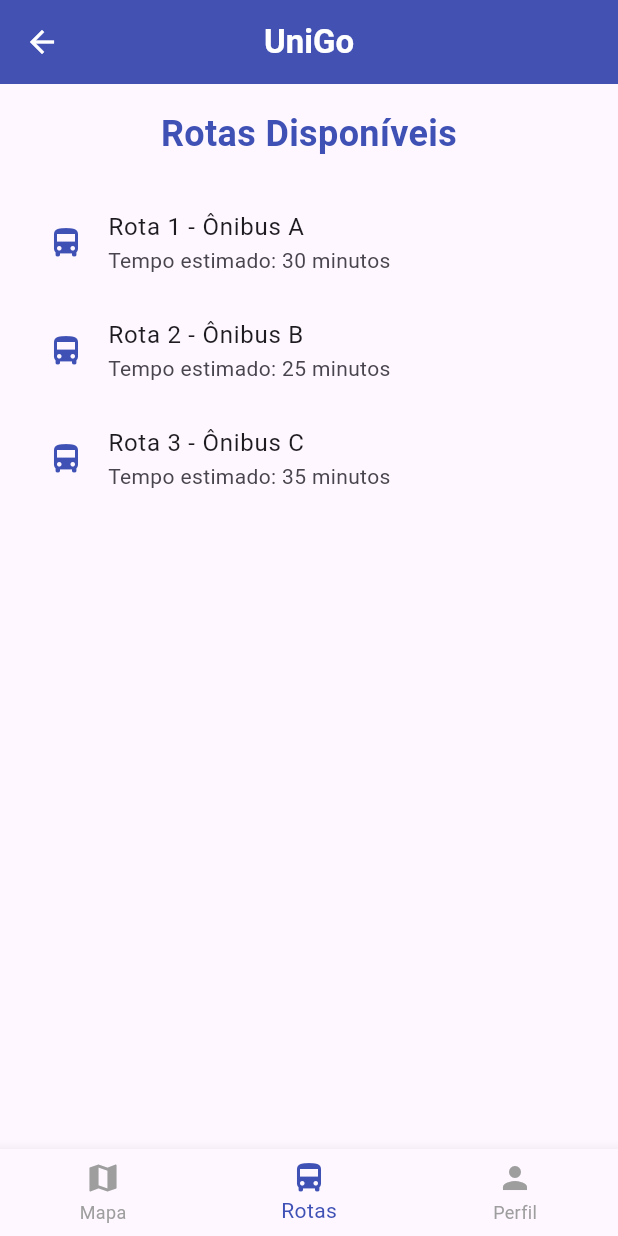
After one commit to Augusto-Junior12/Projeto-mobile, a Flutter app: the TelaHome screen opened directly, item 2 of the bottom bar chosen, after a tap on "Rota 1 - Ônibus A", on a phone screen of 412 x 824 dp. The commit adds this screen. Run offline on Flutter 3.47's test engine with Material 3 defaults, Android fonts, the phone set to English and light mode, and no system bars; network calls fail.

Commit message:
Adicionando tela de rotas e aprimorando sistema para mudar de aba pelo menu inferior

```diff
--- a/lib/main.dart
+++ b/lib/main.dart
@@ -1,5 +1,4 @@
 import 'package:flutter/material.dart';
-import 'package:projeto_app/telas/telaHome.dart';
 import 'package:projeto_app/telas/telaLogin.dart';
 
 void main() {
--- a/lib/telas/telaHome.dart
+++ b/lib/telas/telaHome.dart
@@ -1,4 +1,6 @@
 import 'package:flutter/material.dart';
+import 'package:projeto_app/telas/telaMapa.dart';
+import 'package:projeto_app/telas/telaRotas.dart';
 
 // 1. Mudamos para StatefulWidget para o menu poder interagir
 class TelaHome extends StatefulWidget {
@@ -11,6 +13,30 @@ class TelaHome extends StatefulWidget {
 class _TelaHomeState extends State<TelaHome> {
   // 2. Criamos uma variável para guardar qual aba está selecionada (começa no 0, que é a primeira)
   int _abaSelecionada = 0;
+
+  Widget _getTelaSelecionada() {
+    // Essa função retorna a tela que deve ser mostrada de acordo com a aba selecionada
+    switch (_abaSelecionada) {
+      case 0:
+        return const TelaMapa(); // Tela do mapa
+      case 1:
+        return const TelaRotas(); // Tela das rotas
+      case 2:
+        return const Center(
+          child: Text(
+            'Perfil do Estudante',
+            style: TextStyle(fontSize: 24, fontWeight: FontWeight.bold),
+          ),
+        ); // Tela de perfil (ainda sem conteúdo)
+      default:
+        return const Center(
+          child: Text(
+            'Tela não encontrada',
+            style: TextStyle(fontSize: 24, fontWeight: FontWeight.bold),
+          ),
+        ); // Caso algo dê errado, mostra uma mensagem de erro
+    }
+  }
 
   @override
   Widget build(BuildContext context) {
@@ -29,94 +55,7 @@ class _TelaHomeState extends State<TelaHome> {
         elevation: 4, // Adiciona uma leve sombra embaixo do AppBar
       ),
 
-      body: Padding(
-        padding: const EdgeInsets.all(
-          16.0,
-        ), // Adiciona um pouco de espaço ao redor do conteúdo
-
-        child: Column(
-          crossAxisAlignment: CrossAxisAlignment
-              .stretch, // Estica o conteúdo para ocupar toda a largura disponível
-          children: [
-
-            const Text(
-              'Olá, estudante!',
-              style: TextStyle(
-                fontSize: 24,
-                fontWeight: FontWeight.bold,
-                color: Colors
-                    .indigo, // Deixa o texto do título com a mesma cor do AppBar
-              ),
-              textAlign: TextAlign.center, // Centraliza o texto
-            ),
-
-            const SizedBox(
-              height: 20,
-            ), // Adiciona um espaço entre o título e o conteúdo
-
-            const Text(
-              'Encontre a rota mais rápida para a faculdade.',
-              style: TextStyle(
-                fontSize: 16,
-                color: Colors
-                    .black87, // Deixa o texto com uma cor mais suave para leitura
-              ),
-              textAlign: TextAlign.center, // Centraliza o texto
-            ),
-
-            const SizedBox(
-              height: 30,
-            ), // Adiciona um espaço entre o texto e o campo
-
-            TextField(
-              decoration: InputDecoration(
-                labelText:
-                    'Digite sua localização atual', // Texto de dica para o usuário
-                border: OutlineInputBorder(
-                  borderRadius: BorderRadius.circular(
-                    8,
-                  ), // Deixa as bordas do campo arredondadas
-                ),
-                prefixIcon: const Icon(
-                  Icons.location_on,
-                ), // Adiciona um ícone de localização no início do campo
-              ),
-            ),
-
-            const SizedBox(
-              height: 20,
-            ), // Adiciona um espaço entre o campo de texto e o mapa
-
-            // O Mapa
-            Expanded(
-              child: Container(
-                decoration: BoxDecoration(
-                  color: Colors.blue[100], // Cor de fundo
-                  borderRadius: BorderRadius.circular(
-                    16,
-                  ), // Deixa as bordas do mapa arredondadas
-                  image: const DecorationImage(
-                    image: NetworkImage(
-                        'https://tile.openstreetmap.org/14/6504/8691.png'), // URL de Aracaju
-                    fit: BoxFit.cover, // Faz a imagem cobrir todo o espaço
-                    opacity: 0.8, // Deixa a imagem um pouco transparente
-                  ),
-                ),
-
-                child: const Center(
-                  child: Icon(
-                    Icons.location_on,
-                    size: 48,
-                    color: Colors.indigo, // Cor do ícone
-                  ),
-                ),
-
-              ),
-            ),
-
-          ],
-        ),
-      ),
+      body: _getTelaSelecionada(), // Mostra a tela de acordo com a aba selecionada
 
       // 3. A mágica acontece aqui: O Menu Inferior!
       bottomNavigationBar: BottomNavigationBar(
--- /dev/null
+++ b/lib/telas/telaMapa.dart
@@ -0,0 +1,105 @@
+import 'package:flutter/material.dart';
+
+// 1. Criamos a tela do mapa como um StatefulWidget para poder adicionar interatividade no futuro
+class TelaMapa extends StatefulWidget {
+  const TelaMapa({super.key});
+
+  @override
+  State<TelaMapa> createState() => _TelaMapaState();
+}
+
+// 2. O estado da tela do mapa, onde vamos construir a interface
+class _TelaMapaState extends State<TelaMapa> {
+  @override
+  // 3. Construímos a interface da tela do mapa, com um campo para digitar a localização e um mapa (que por enquanto é só uma imagem de fundo)
+  Widget build(BuildContext context) {
+    return Padding(
+      padding: const EdgeInsets.all(
+          16.0,
+        ), // Adiciona um pouco de espaço ao redor do conteúdo
+
+        child: Column(
+          crossAxisAlignment: CrossAxisAlignment
+              .stretch, // Estica o conteúdo para ocupar toda a largura disponível
+          children: [
+
+            const Text(
+              'Olá, estudante!',
+              style: TextStyle(
+                fontSize: 24,
+                fontWeight: FontWeight.bold,
+                color: Colors
+                    .indigo, // Deixa o texto do título com a mesma cor do AppBar
+              ),
+              textAlign: TextAlign.center, // Centraliza o texto
+            ),
+
+            const SizedBox(
+              height: 20,
+            ), // Adiciona um espaço entre o título e o conteúdo
+
+            const Text(
+              'Encontre a rota mais rápida para a faculdade.',
+              style: TextStyle(
+                fontSize: 16,
+                color: Colors
+                    .black87, // Deixa o texto com uma cor mais suave para leitura
+              ),
+              textAlign: TextAlign.center, // Centraliza o texto
+            ),
+
+            const SizedBox(
+              height: 30,
+            ), // Adiciona um espaço entre o texto e o campo
+
+            TextField(
+              decoration: InputDecoration(
+                labelText:
+                    'Digite sua localização atual', // Texto de dica para o usuário
+                border: OutlineInputBorder(
+                  borderRadius: BorderRadius.circular(
+                    8,
+                  ), // Deixa as bordas do campo arredondadas
+                ),
+                prefixIcon: const Icon(
+                  Icons.location_on,
+                ), // Adiciona um ícone de localização no início do campo
+              ),
+            ),
+
+            const SizedBox(
+              height: 20,
+            ), // Adiciona um espaço entre o campo de texto e o mapa
+
+            // O Mapa
+            Expanded(
+              child: Container(
+                decoration: BoxDecoration(
+                  color: Colors.blue[100], // Cor de fundo
+                  borderRadius: BorderRadius.circular(
+                    16,
+                  ), // Deixa as bordas do mapa arredondadas
+                  image: const DecorationImage(
+                    image: NetworkImage(
+                        'https://tile.openstreetmap.org/14/6504/8691.png'), // URL de Aracaju
+                    fit: BoxFit.cover, // Faz a imagem cobrir todo o espaço
+                    opacity: 0.8, // Deixa a imagem um pouco transparente
+                  ),
+                ),
+
+                child: const Center(
+                  child: Icon(
+                    Icons.location_on,
+                    size: 48,
+                    color: Colors.indigo, // Cor do ícone
+                  ),
+                ),
+
+              ),
+            ),
+
+          ],
+        ),
+    );
+  }
+}
--- /dev/null
+++ b/lib/telas/telaRotas.dart
@@ -0,0 +1,62 @@
+import 'package:flutter/material.dart';
+
+// 1. Criamos a tela de rotas como um StatefulWidget para poder adicionar interatividade no futuro
+class TelaRotas extends StatefulWidget {
+  const TelaRotas({super.key});
+
+  @override
+  State<TelaRotas> createState() => _TelaRotasState();
+}
+
+class _TelaRotasState extends State<TelaRotas> {
+  // 2. Construímos a interface da tela de rotas, que por enquanto é uma lista simples de rotas disponíveis
+  @override
+  Widget build(BuildContext context) {
+    return ListView(
+      padding: const EdgeInsets.all(16.0),
+
+      // 3. Adicionamos um título e uma lista de rotas disponíveis, cada uma com um ícone, nome e tempo estimado
+      children: [
+        const Text(
+          'Rotas Disponíveis',
+          style: TextStyle(
+            fontSize: 24,
+            fontWeight: FontWeight.bold,
+            color: Colors.indigo,
+          ),
+          textAlign: TextAlign.center,
+        ),
+
+        const SizedBox(height: 20),
+
+        // 4. Cada rota é representada por um ListTile, que pode ser clicado para mostrar mais detalhes ou iniciar a navegação (a lógica para isso ainda precisa ser implementada)
+        ListTile(
+          leading: const Icon(Icons.directions_bus, color: Colors.indigo),
+          title: const Text('Rota 1 - Ônibus A'),
+          subtitle: const Text('Tempo estimado: 30 minutos'),
+          onTap: () {
+            // Aqui você pode adicionar a lógica para mostrar os detalhes da rota ou iniciar a navegação
+          },
+        ),
+
+        ListTile(
+          leading: const Icon(Icons.directions_bus, color: Colors.indigo),
+          title: const Text('Rota 2 - Ônibus B'),
+          subtitle: const Text('Tempo estimado: 25 minutos'),
+          onTap: () {
+            // Aqui você pode adicionar a lógica para mostrar os detalhes da rota ou iniciar a navegação
+          },
+        ),
+
+        ListTile(
+          leading: const Icon(Icons.directions_bus, color: Colors.indigo),
+          title: const Text('Rota 3 - Ônibus C'),
+          subtitle: const Text('Tempo estimado: 35 minutos'),
+          onTap: () {
+            // Aqui você pode adicionar a lógica para mostrar os detalhes da rota ou iniciar a navegação
+          },
+        ),
+      ],
+    );
+  }
+}
```
